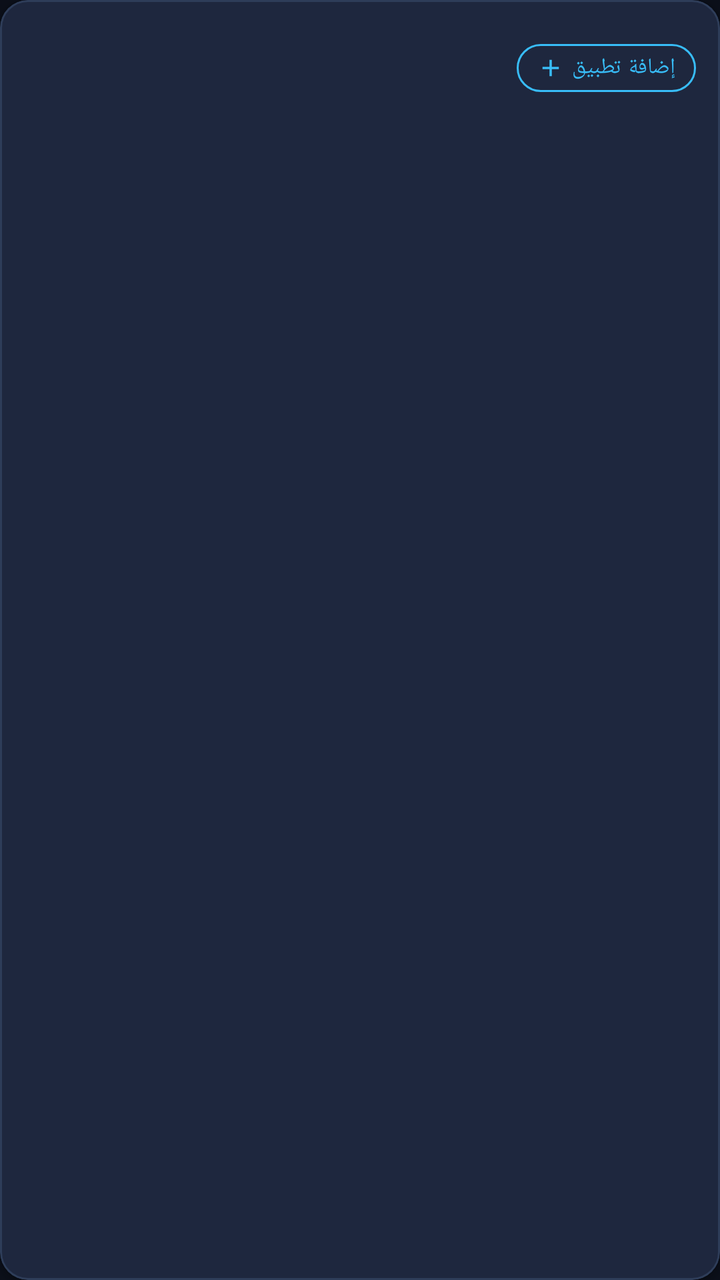
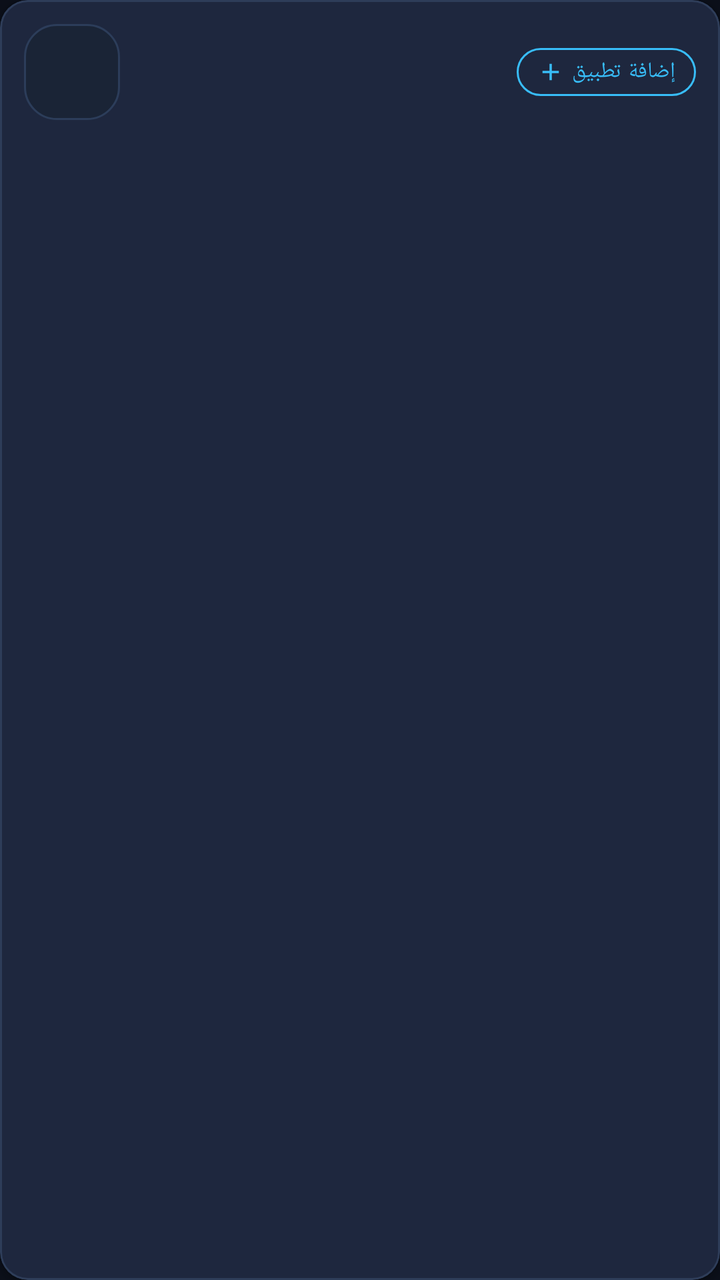

Two renders of the same Android screen: before a commit and after it. Below are the layout's source before the change and the commit's diff.
<!-- AndroidManifest.xml: application theme Theme.DeviceResetSpoofer -->
<!-- res/layout/item_app_picker.xml -->
<?xml version="1.0" encoding="utf-8"?>
<com.google.android.material.card.MaterialCardView
    xmlns:android="http://schemas.android.com/apk/res/android"
    xmlns:app="http://schemas.android.com/apk/res-auto"
    style="@style/Widget.DRS.Card"
    android:layout_width="match_parent"
    android:layout_height="wrap_content"
    android:layout_marginBottom="8dp"
    android:clickable="true"
    android:focusable="true"
    android:foreground="?android:attr/selectableItemBackground"
    app:cardCornerRadius="14dp"
    app:cardElevation="2dp"
    app:strokeColor="@color/card_stroke"
    app:strokeWidth="1dp">

    <LinearLayout
        android:layout_width="match_parent"
        android:layout_height="wrap_content"
        android:orientation="horizontal"
        android:gravity="center_vertical"
        android:padding="12dp">

        <ImageView
            android:id="@+id/app_icon"
            android:layout_width="44dp"
            android:layout_height="44dp"
            android:scaleType="fitCenter"
            android:contentDescription="@string/app_name"
            android:layout_marginEnd="12dp"/>

        <LinearLayout
            android:layout_width="0dp"
            android:layout_height="wrap_content"
            android:layout_weight="1"
            android:orientation="vertical">

            <TextView
                android:id="@+id/app_name"
                android:layout_width="match_parent"
                android:layout_height="wrap_content"
                android:textSize="15sp"
                android:textStyle="bold"
                android:textColor="@color/text_primary"
                android:singleLine="true"
                android:ellipsize="end"/>

            <TextView
                android:id="@+id/app_package"
                android:layout_width="match_parent"
                android:layout_height="wrap_content"
                android:textSize="12sp"
                android:fontFamily="monospace"
                android:textColor="@color/text_secondary"
                android:singleLine="true"
                android:ellipsize="end"
                android:layout_marginTop="2dp"/>
        </LinearLayout>

        
        <com.google.android.material.button.MaterialButton
            android:id="@+id/btn_item_action"
            style="@style/Widget.MaterialComponents.Button.OutlinedButton"
            android:layout_width="wrap_content"
            android:layout_height="36dp"
            android:text="@string/add_app"
            android:textSize="11sp"
            android:textColor="@color/primary"
            app:icon="@drawable/ic_add"
            app:iconTint="@color/primary"
            app:iconSize="14dp"
            app:iconGravity="textStart"
            app:strokeColor="@color/primary"
            app:strokeWidth="1dp"
            app:cornerRadius="18dp"
            android:layout_marginStart="8dp"
            android:paddingStart="10dp"
            android:paddingEnd="10dp"/>

    </LinearLayout>
</com.google.android.material.card.MaterialCardView>
<!-- resources referenced by this layout -->
<resources>
  <color name="card_stroke">#2E3D59</color>
  <color name="primary">#38BDF8</color>
  <color name="text_primary">#F8FAFC</color>
  <color name="text_secondary">#94A3B8</color>
  <!-- drawable ic_add (drawable) -->
  <vector xmlns:android="http://schemas.android.com/apk/res/android"
      android:width="24dp"
      android:height="24dp"
      android:viewportWidth="24"
      android:viewportHeight="24">
      <path
          android:fillColor="#FFFFFFFF"
          android:pathData="M19,13h-6v6h-2v-6H5v-2h6V5h2v6h6v2z"/>
  </vector>
  <string name="add_app">إضافة تطبيق</string>
  <string name="app_name">DeviceReset Spoofer</string>
  <style name="Widget.DRS.Card" parent="Widget.MaterialComponents.CardView">
          <item name="cardBackgroundColor">@color/surface_card</item>
          <item name="cardCornerRadius">16dp</item>
          <item name="cardElevation">2dp</item>
          <item name="strokeColor">@color/card_stroke</item>
          <item name="strokeWidth">1dp</item>
      </style>
  <style name="Theme.DeviceResetSpoofer" parent="Theme.MaterialComponents.DayNight.NoActionBar">
          <item name="colorPrimary">@color/primary</item>
          <item name="colorPrimaryVariant">@color/primary_dark</item>
          <item name="colorOnPrimary">@color/background</item>
          <item name="colorSecondary">@color/secondary</item>
          <item name="colorSecondaryVariant">@color/secondary_container</item>
          <item name="colorOnSecondary">@color/white</item>
          <item name="android:colorBackground">@color/background</item>
          <item name="colorSurface">@color/surface</item>
          <item name="colorOnSurface">@color/text_primary</item>
          <item name="android:statusBarColor">@color/background</item>
          <item name="android:navigationBarColor">@color/background</item>
          <item name="android:windowLightStatusBar" tools:targetApi="m">false</item>
          <item name="android:windowLightNavigationBar" tools:targetApi="o_mr1">false</item>
      </style>
  <color name="surface_card">#1E273E</color>
  <color name="primary_dark">#0284C7</color>
  <color name="background">#0B0F19</color>
  <color name="secondary">#818CF8</color>
  <color name="secondary_container">#312E81</color>
  <color name="white">#FFFFFF</color>
  <color name="surface">#151C2C</color>
</resources>

<!-- the commit's change to res/layout/item_app_picker.xml (unified diff, before → after) -->
@@ -21,13 +21,20 @@
         android:gravity="center_vertical"
         android:padding="12dp">
 
-        <ImageView
-            android:id="@+id/app_icon"
-            android:layout_width="44dp"
-            android:layout_height="44dp"
-            android:scaleType="fitCenter"
-            android:contentDescription="@string/app_name"
-            android:layout_marginEnd="12dp"/>
+        <FrameLayout
+            android:layout_width="48dp"
+            android:layout_height="48dp"
+            android:background="@drawable/bg_squircle_icon"
+            android:layout_marginEnd="12dp">
+
+            <ImageView
+                android:id="@+id/app_icon"
+                android:layout_width="40dp"
+                android:layout_height="40dp"
+                android:layout_gravity="center"
+                android:scaleType="fitCenter"
+                android:contentDescription="@string/app_name"/>
+        </FrameLayout>
 
         <LinearLayout
             android:layout_width="0dp"
<!-- resource entries referenced after the edit -->
@@ -4,6 +4,16 @@
   <color name="primary">#38BDF8</color>
   <color name="text_primary">#F8FAFC</color>
   <color name="text_secondary">#94A3B8</color>
+  <!-- drawable bg_squircle_icon (drawable) -->
+  <?xml version="1.0" encoding="utf-8"?>
+  <shape xmlns:android="http://schemas.android.com/apk/res/android"
+      android:shape="rectangle">
+      <solid android:color="#1A2436"/>
+      <corners android:radius="16dp"/>
+      <stroke
+          android:width="1dp"
+          android:color="#2C3D5A"/>
+  </shape>
   <!-- drawable ic_add (drawable) -->
   <vector xmlns:android="http://schemas.android.com/apk/res/android"
       android:width="24dp"
